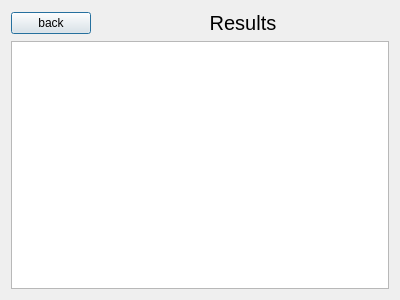
Above: src/windows/uis/ResultsDialog.ui from ZulusK/orchestrix before the change. Below: the same form after it.
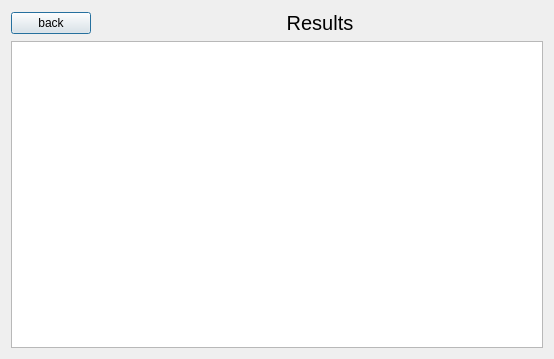
That is the form after the change.

Commit message: results window

Diff of the .ui file:
```diff
--- a/src/windows/uis/ResultsDialog.ui
+++ b/src/windows/uis/ResultsDialog.ui
@@ -6,8 +6,8 @@
    <rect>
     <x>0</x>
     <y>0</y>
-    <width>400</width>
-    <height>300</height>
+    <width>554</width>
+    <height>359</height>
    </rect>
   </property>
   <property name="windowTitle">
@@ -45,7 +45,7 @@
       </widget>
      </item>
      <item row="1" column="0" colspan="2">
-      <widget class="QTableWidget" name="tableWidget"/>
+      <widget class="QTableView" name="tableView"/>
      </item>
     </layout>
    </item>
```
Left out of the diff: 26 changed lines with no effect on the pictures. The commit also changes 15 other files.
